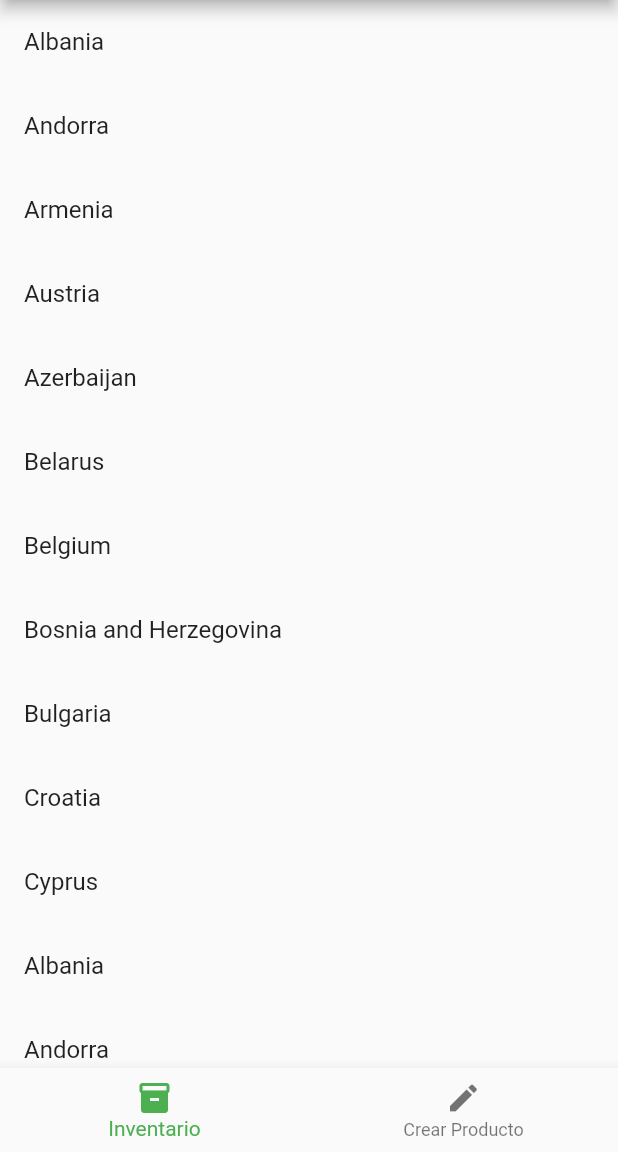
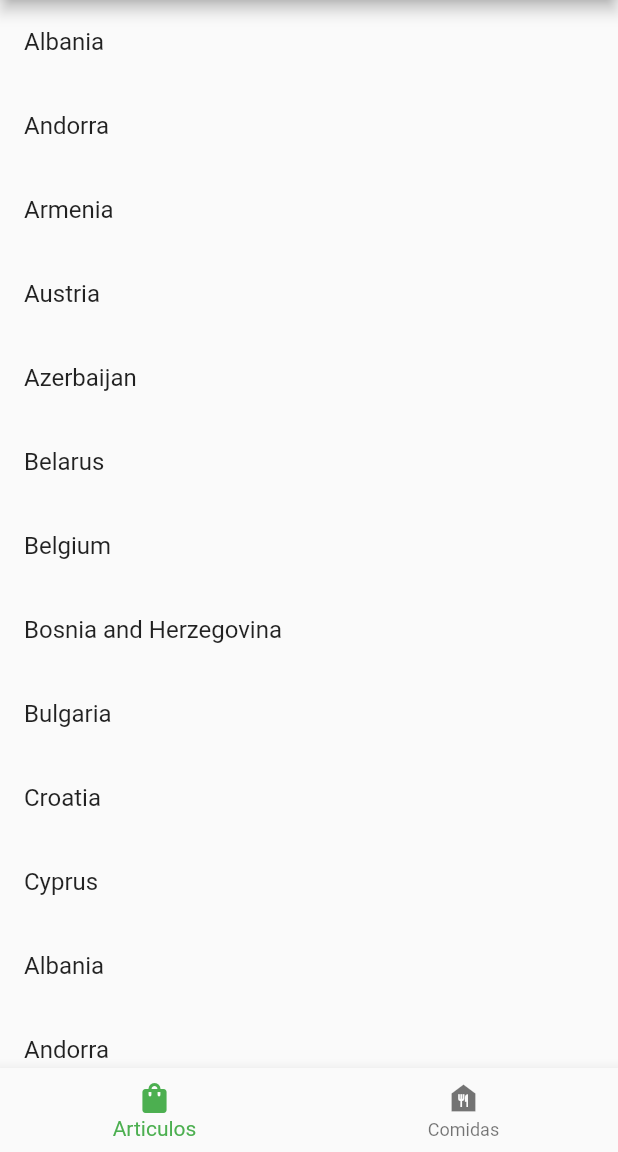
Before and after one commit to GalvanNelson/tienda, a Flutter app: the screen it shows after launch, on a phone screen of 412 x 824 dp, the part 84-1236 px from its top. Run offline on Flutter 3.47's test engine with Material 2 defaults, Android fonts, the phone set to English and light mode, and no system bars; our stand-ins replace cloud_firestore, firebase_core; accounts and stored records are empty.

Commit message:
crear datos en firebase

```diff
--- a/lib/main.dart
+++ b/lib/main.dart
@@ -1,7 +1,7 @@
 import 'package:flutter/material.dart';
 import 'package:firebase_core/firebase_core.dart';
-import 'package:tienda/screens/home_screen.dart';
 import 'package:tienda/services/firebase_options.dart';
+import 'screens/index.dart';
 
 void main() async {
   WidgetsFlutterBinding.ensureInitialized();
@@ -19,8 +19,12 @@ class MyApp extends StatelessWidget {
     return MaterialApp(
       debugShowCheckedModeBanner: false,
       title: 'Tienda',
+      initialRoute: '/',
+      routes: {
+        '/': (context) => const HomeScreen(),
+        '/crearComida': (context) => const GuardarComida()
+      },
       theme: ThemeData(primarySwatch: Colors.green),
-      home: const HomeScreen(),
     );
   }
 }
--- a/lib/screens/home_screen.dart
+++ b/lib/screens/home_screen.dart
@@ -1,5 +1,5 @@
 import 'package:flutter/material.dart';
-import 'package:tienda/screens/crear_producto.dart';
+import 'package:tienda/screens/listar_comida.dart';
 import 'package:tienda/screens/inventario.dart';
 
 class HomeScreen extends StatefulWidget {
@@ -14,7 +14,7 @@ class _HomeScreenState extends State<HomeScreen> {
 
   final List<Widget> _pages = <Widget>[
     const Inventario(),
-    const CrearProducto()
+    const ListarComida()
   ];
 
   @override
@@ -33,9 +33,9 @@ class _HomeScreenState extends State<HomeScreen> {
           },
           items: const [
             BottomNavigationBarItem(
-                icon: Icon(Icons.inventory), label: 'Inventario'),
+                icon: Icon(Icons.shopping_bag), label: 'Articulos'),
             BottomNavigationBarItem(
-                icon: Icon(Icons.create), label: 'Crear Producto'),
+                icon: Icon(Icons.food_bank), label: 'Comidas'),
           ]),
     );
   }
--- /dev/null
+++ b/lib/screens/index.dart
@@ -0,0 +1,4 @@
+export 'home_screen.dart';
+export 'listar_comida.dart';
+export 'inventario.dart';
+export 'crear_comida.dart';
```
Also changed, not shown: lib/screens/crear_comida.dart (added, +42 -0 lines), lib/screens/crear_producto.dart (deleted, +0 -32 lines), lib/screens/listar_comida.dart (added, +42 -0 lines), lib/services/data_base_firebase.dart (+11 -4 lines).
